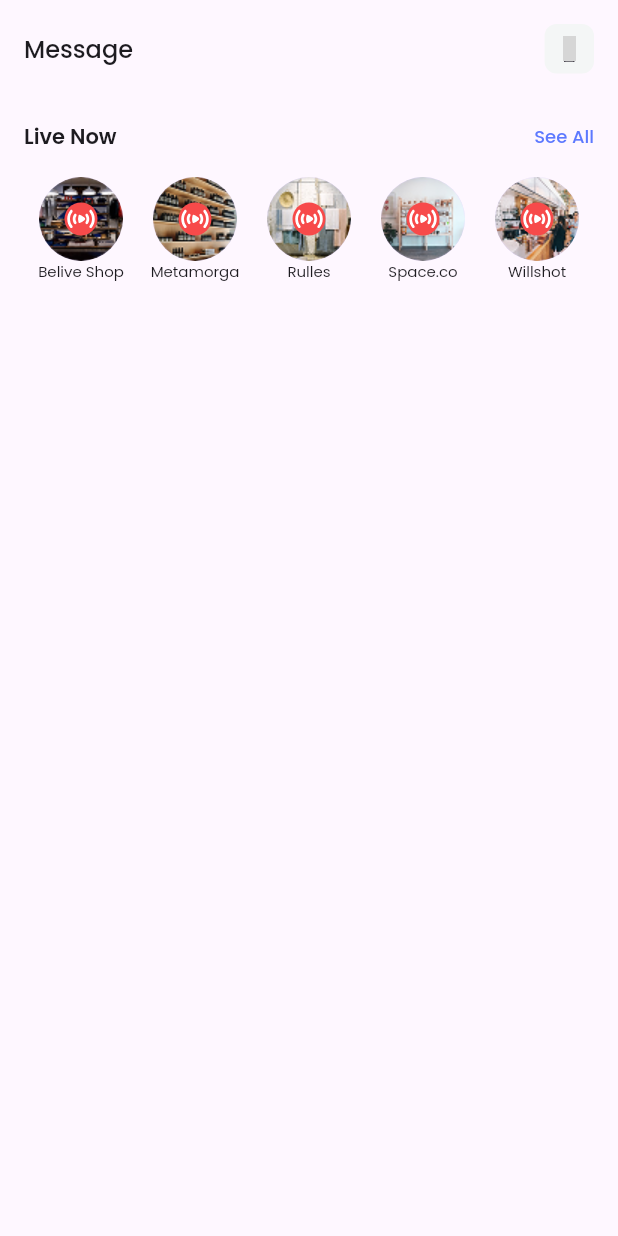
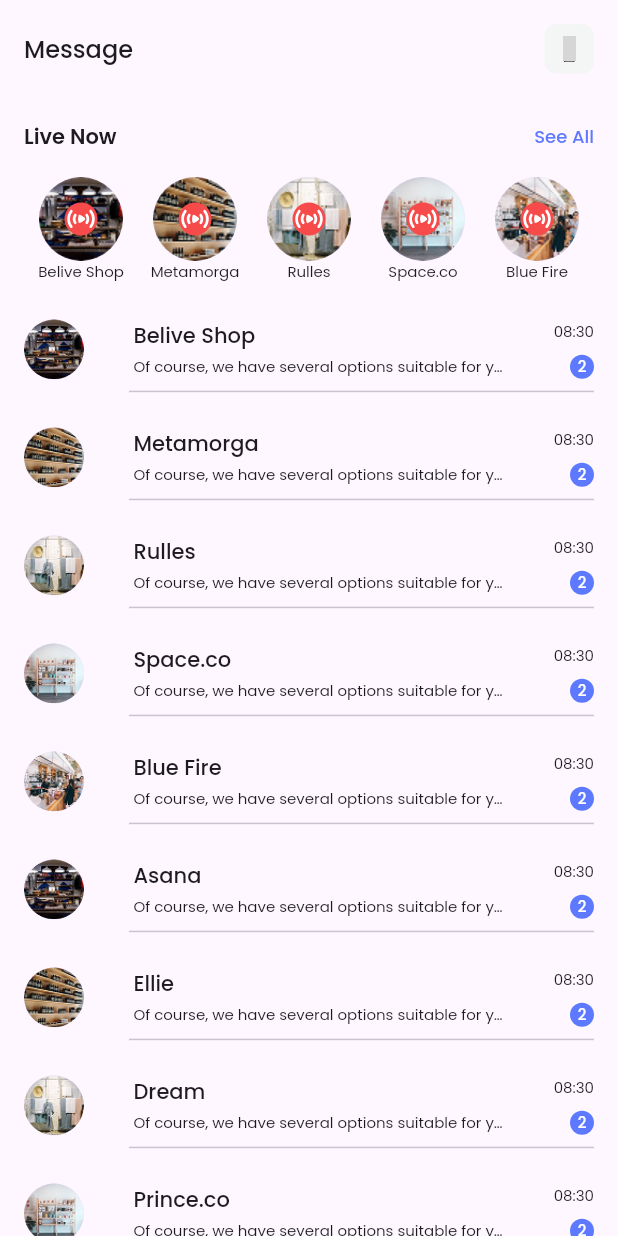
Before and after one commit to rudi0085/shophub-project, a Flutter app: the MessagePage screen opened directly, on a phone screen of 412 x 824 dp. Run offline on Flutter 3.47's test engine with Material 3 defaults, Android fonts, the phone set to English and light mode, and no system bars; our stand-ins replace firebase_auth, firebase_core, flutter_svg, iconsax_flutter, smooth_page_indicator; accounts and stored records are empty; grey boxes are pictures that could not be loaded.

Commit message:
add message page

```diff
--- a/lib/data/constrant.dart
+++ b/lib/data/constrant.dart
@@ -100,12 +100,23 @@ class KLiveList {
   static const String profileImage3 = 'assets/images/circle_profile3.png';
   static const String profileImage4 = 'assets/images/circle_profile4.png';
   static const String profileImage5 = 'assets/images/circle_profile5.png';
+  static const String profileImage6 = 'assets/images/circle_profile1.png';
+  static const String profileImage7 = 'assets/images/circle_profile2.png';
+  static const String profileImage8 = 'assets/images/circle_profile3.png';
+  static const String profileImage9 = 'assets/images/circle_profile4.png';
+  static const String profileImage10 = 'assets/images/circle_profile5.png';
 }
 
 class KLiveName {
-  static const String profileName1 = 'Belive Shop';
-  static const String profileName2 = 'Metamorga';
-  static const String profileName3 = 'Rulles';
-  static const String profileName4 = 'Space.co';
-  static const String profileName5 = 'Willshot';
+  static const String userName1 = 'Belive Shop';
+  static const String userName2 = 'Metamorga';
+  static const String userName3 = 'Rulles';
+  static const String userName4 = 'Space.co';
+  static const String userName5 = 'Blue Fire';
+  static const String userName6 = 'Asana';
+  static const String userName7 = 'Ellie';
+  static const String userName8 = 'Dream';
+  static const String userName9 = 'Prince.co';
+  static const String userName10 = 'Xhandss';
+  static const String userName11 = 'Void';
 }
--- a/lib/pages/views/message_page.dart
+++ b/lib/pages/views/message_page.dart
@@ -2,6 +2,7 @@ import 'package:flutter/material.dart';
 import 'package:iconsax_flutter/iconsax_flutter.dart';
 import 'package:shophub_project/data/constrant.dart';
 import 'package:shophub_project/pages/widget/livelist_widget.dart';
+import 'package:shophub_project/pages/widget/message_widget.dart';
 
 class MessagePage extends StatelessWidget {
   const MessagePage({super.key});
@@ -16,14 +17,32 @@ class MessagePage extends StatelessWidget {
       KLiveList.profileImage5,
     ];
     List<String> listProfile = [
-      KLiveName.profileName1,
-      KLiveName.profileName2,
-      KLiveName.profileName3,
-      KLiveName.profileName4,
-      KLiveName.profileName5,
+      KLiveName.userName1,
+      KLiveName.userName2,
+      KLiveName.userName3,
+      KLiveName.userName4,
+      KLiveName.userName5,
+      KLiveName.userName6,
+      KLiveName.userName7,
+      KLiveName.userName8,
+      KLiveName.userName9,
+      KLiveName.userName10,
+    ];
+    List<String> listPhotoProfile = [
+      KLiveList.profileImage1,
+      KLiveList.profileImage2,
+      KLiveList.profileImage3,
+      KLiveList.profileImage4,
+      KLiveList.profileImage5,
+      KLiveList.profileImage6,
+      KLiveList.profileImage7,
+      KLiveList.profileImage8,
+      KLiveList.profileImage9,
+      KLiveList.profileImage10,
     ];
 
     double heightScreen = MediaQuery.of(context).size.height;
+
     return Scaffold(
       appBar: PreferredSize(
         preferredSize: Size.fromHeight(65),
@@ -63,7 +82,8 @@ class MessagePage extends StatelessWidget {
         ),
       ),
 
-      body: Padding(
+      body: SingleChildScrollView(
+        child: Padding(
           padding: const EdgeInsets.all(16.0),
           child: Column(
             children: [
@@ -109,7 +129,20 @@ class MessagePage extends StatelessWidget {
                   }),
                 ],
               ),
+              SizedBox(height: 24),
+              // Message Widget
+              Column(
+                children: [
+                  ...List.generate(listProfile.length, (index) {
+                    return MessageWidget(
+                      profileName: listProfile.elementAt(index),
+                      photoProfile: listPhotoProfile.elementAt(index),
+                    );
+                  }),
                 ],
+              ),
+            ],
+          ),
         ),
       ),
     );
--- a/lib/pages/views/profile_page.dart
+++ b/lib/pages/views/profile_page.dart
@@ -1,10 +1,56 @@
 import 'package:flutter/material.dart';
+import 'package:iconsax_flutter/iconsax_flutter.dart';
+import 'package:shophub_project/data/constrant.dart';
 
 class ProfilePage extends StatelessWidget {
   const ProfilePage({super.key});
 
   @override
   Widget build(BuildContext context) {
-    return Scaffold(body: Center(child: Text('Ini adalah Halaman Profile')));
+    double heightScreen = MediaQuery.of(context).size.height;
+    return Scaffold(
+      appBar: PreferredSize(
+        preferredSize: Size.fromHeight(65),
+        child: SafeArea(
+          child: Padding(
+            padding: const EdgeInsets.all(16.0),
+            child: Row(
+              mainAxisAlignment: MainAxisAlignment.spaceBetween,
+              children: [
+                Text(
+                  'Account',
+                  style: TextStyle(
+                    fontFamily: 'Poppins',
+                    fontSize: 16,
+                    height: 1.5,
+                    letterSpacing: 0,
+                    fontWeight: FontWeight.w500,
+                  ),
+                ),
+                Container(
+                  height: heightScreen * 0.04,
+                  width: heightScreen * 0.04,
+                  decoration: BoxDecoration(
+                    color: KColors.neutral50,
+                    borderRadius: BorderRadius.circular(8),
+                  ),
+                  child: Center(
+                    child: IconButton(
+                      onPressed: () {},
+                      icon: Icon(Iconsax.notification, size: 20),
+                    ),
+                  ),
+                ),
+              ],
+            ),
+          ),
+        ),
+      ),
+
+      body: Column(children: [
+
+        ],
+      ),
+    );
   }
 }
--- /dev/null
+++ b/lib/pages/widget/message_widget.dart
@@ -0,0 +1,101 @@
+import 'package:flutter/material.dart';
+import 'package:shophub_project/data/constrant.dart';
+
+class MessageWidget extends StatelessWidget {
+  const MessageWidget({
+    super.key,
+    required this.photoProfile,
+    required this.profileName,
+  });
+  final String photoProfile;
+  final String profileName;
+  @override
+  Widget build(BuildContext context) {
+    double widthScreen = MediaQuery.of(context).size.width;
+    return Column(
+      children: [
+        Row(
+          mainAxisAlignment: MainAxisAlignment.spaceBetween,
+          children: [
+            SizedBox(
+              child: CircleAvatar(backgroundImage: AssetImage(photoProfile)),
+            ),
+            SizedBox(
+              width: widthScreen * 0.6,
+              child: Column(
+                crossAxisAlignment: CrossAxisAlignment.start,
+
+                children: [
+                  Text(
+                    profileName,
+                    style: TextStyle(
+                      fontFamily: 'Poppins',
+                      fontSize: 14,
+                      height: 1.5,
+                      letterSpacing: 0,
+                      fontWeight: FontWeight.w500,
+                    ),
+                  ),
+                  SizedBox(height: 2),
+                  Text(
+                    'Of course, we have several options suitable for your needs. One option you may like is the "TrailMaster X" model which is specially designed for light trekking.',
+                    maxLines: 1,
+                    overflow: TextOverflow.ellipsis,
+                    softWrap: true,
+                    style: TextStyle(
+                      fontFamily: 'Poppins',
+                      fontSize: 10,
+                      height: 1.5,
+                      letterSpacing: 0,
+                      fontWeight: FontWeight.w400,
+                    ),
+                  ),
+                ],
+              ),
+            ),
+            // Time and Notification
+            Column(
+              crossAxisAlignment: CrossAxisAlignment.end,
+              children: [
+                Text(
+                  '08:30',
+                  style: TextStyle(
+                    fontFamily: 'Poppins',
+                    fontSize: 10,
+                    height: 1.5,
+                    letterSpacing: 0,
+                    fontWeight: FontWeight.w400,
+                  ),
+                ),
+                SizedBox(height: 8),
+                Container(
+                  height: 16,
+                  width: 16,
+                  decoration: BoxDecoration(
+                    color: KColors.primary500,
+                    borderRadius: BorderRadius.circular(8),
+                  ),
+                  child: Center(
+                    child: Text(
+                      '2',
+                      style: TextStyle(
+                        color: KColors.white,
+                        fontFamily: 'Poppins',
+                        fontSize: 10,
+                        height: 1.5,
+                        letterSpacing: 0,
+                        fontWeight: FontWeight.w500,
+                      ),
+                    ),
+                  ),
+                ),
+              ],
+            ),
+          ],
+        ),
+        Divider(indent: 70),
+        SizedBox(height: 16),
+      ],
+    );
+  }
+}
```
Lines whose indentation alone changed are shown as unchanged.
